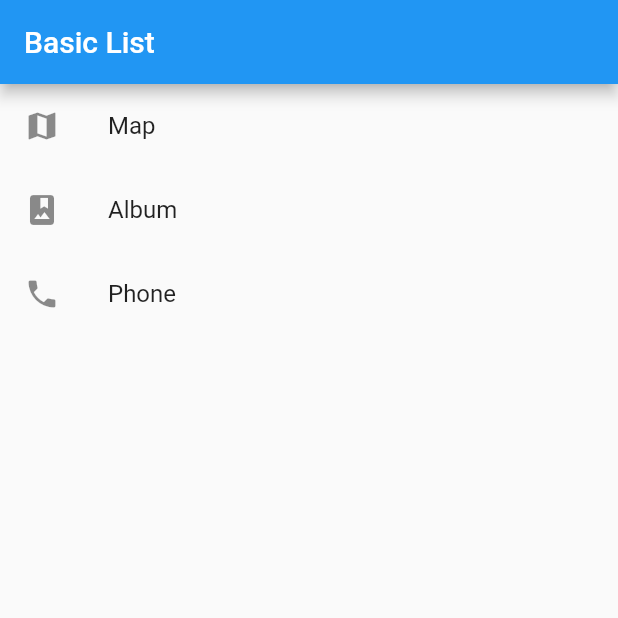
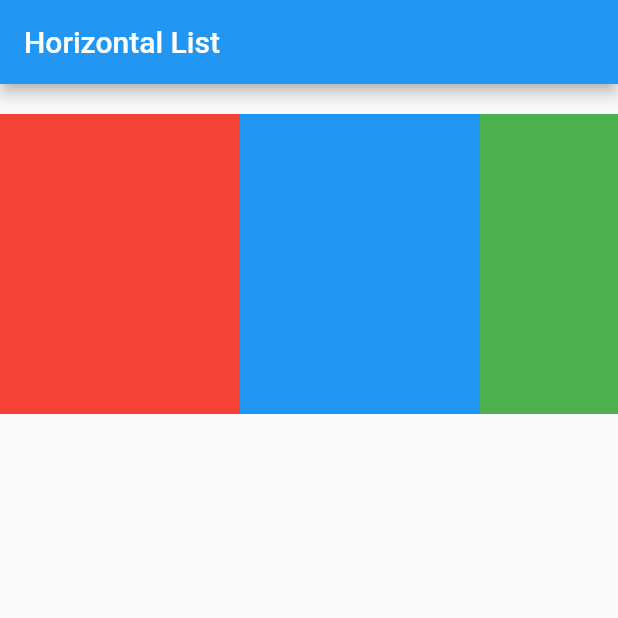
Before and after one commit to maogpt/learn-flutter-group, a Flutter app: the screen it shows after launch, on a phone screen of 412 x 824 dp, the top half of it. Run offline on Flutter 3.47's test engine with Material 2 defaults, Android fonts, the light colour scheme and no system bars.

Commit message:
feat: Create a horizontal list

```diff
--- a/lists_grids/lib/main.dart
+++ b/lists_grids/lib/main.dart
@@ -1,11 +1,59 @@
 import 'package:flutter/material.dart';
 
 void main() {
-  runApp(const MyApp());
+  runApp(const HorizontalListApp());
 }
 
-class MyApp extends StatelessWidget {
-  const MyApp({super.key});
+class HorizontalListApp extends StatelessWidget {
+  const HorizontalListApp({super.key});
+
+  // This widget is the root of your application.
+  @override
+  Widget build(BuildContext context) {
+    const title = 'Horizontal List';
+
+    return MaterialApp(
+      title: title,
+      home: Scaffold(
+        appBar: AppBar(
+          title: const Text(title),
+        ),
+        body: Container(
+          margin: const EdgeInsets.symmetric(vertical: 20),
+          height: 200,
+          child: ListView(
+            scrollDirection: Axis.horizontal,
+            children: [
+              Container(
+                width: 160,
+                color: Colors.red,
+              ),
+              Container(
+                width: 160,
+                color: Colors.blue,
+              ),
+              Container(
+                width: 160,
+                color: Colors.green,
+              ),
+              Container(
+                width: 160,
+                color: Colors.yellow,
+              ),
+              Container(
+                width: 160,
+                color: Colors.orange,
+              ),
+            ],
+          ),
+        ),
+      ),
+    );
+  }
+}
+
+class VerticalApp extends StatelessWidget {
+  const VerticalApp({super.key});
 
   // This widget is the root of your application.
   @override
@@ -38,91 +86,3 @@ class MyApp extends StatelessWidget {
     );
   }
 }
-
-class MyHomePage extends StatefulWidget {
-  const MyHomePage({super.key, required this.title});
-
-  // This widget is the home page of your application. It is stateful, meaning
-  // that it has a State object (defined below) that contains fields that affect
-  // how it looks.
-
-  // This class is the configuration for the state. It holds the values (in this
-  // case the title) provided by the parent (in this case the App widget) and
-  // used by the build method of the State. Fields in a Widget subclass are
-  // always marked "final".
-
-  final String title;
-
-  @override
-  State<MyHomePage> createState() => _MyHomePageState();
-}
-
-class _MyHomePageState extends State<MyHomePage> {
-  int _counter = 0;
-
-  void _incrementCounter() {
-    setState(() {
-      // This call to setState tells the Flutter framework that something has
-      // changed in this State, which causes it to rerun the build method below
-      // so that the display can reflect the updated values. If we changed
-      // _counter without calling setState(), then the build method would not be
-      // called again, and so nothing would appear to happen.
-      _counter++;
-    });
-  }
-
-  @override
-  Widget build(BuildContext context) {
-    // This method is rerun every time setState is called, for instance as done
-    // by the _incrementCounter method above.
-    //
-    // The Flutter framework has been optimized to make rerunning build methods
-    // fast, so that you can just rebuild anything that needs updating rather
-    // than having to individually change instances of widgets.
-    return Scaffold(
-      appBar: AppBar(
-        // TRY THIS: Try changing the color here to a specific color (to
-        // Colors.amber, perhaps?) and trigger a hot reload to see the AppBar
-        // change color while the other colors stay the same.
-        backgroundColor: Theme.of(context).colorScheme.inversePrimary,
-        // Here we take the value from the MyHomePage object that was created by
-        // the App.build method, and use it to set our appbar title.
-        title: Text(widget.title),
-      ),
-      body: Center(
-        // Center is a layout widget. It takes a single child and positions it
-        // in the middle of the parent.
-        child: Column(
-          // Column is also a layout widget. It takes a list of children and
-          // arranges them vertically. By default, it sizes itself to fit its
-          // children horizontally, and tries to be as tall as its parent.
-          //
-          // Column has various properties to control how it sizes itself and
-          // how it positions its children. Here we use mainAxisAlignment to
-          // center the children vertically; the main axis here is the vertical
-          // axis because Columns are vertical (the cross axis would be
-          // horizontal).
-          //
-          // TRY THIS: Invoke "debug painting" (choose the "Toggle Debug Paint"
-          // action in the IDE, or press "p" in the console), to see the
-          // wireframe for each widget.
-          mainAxisAlignment: MainAxisAlignment.center,
-          children: <Widget>[
-            const Text(
-              'You have pushed the button this many times:',
-            ),
-            Text(
-              '$_counter',
-              style: Theme.of(context).textTheme.headlineMedium,
-            ),
-          ],
-        ),
-      ),
-      floatingActionButton: FloatingActionButton(
-        onPressed: _incrementCounter,
-        tooltip: 'Increment',
-        child: const Icon(Icons.add),
-      ), // This trailing comma makes auto-formatting nicer for build methods.
-    );
-  }
-}
```
